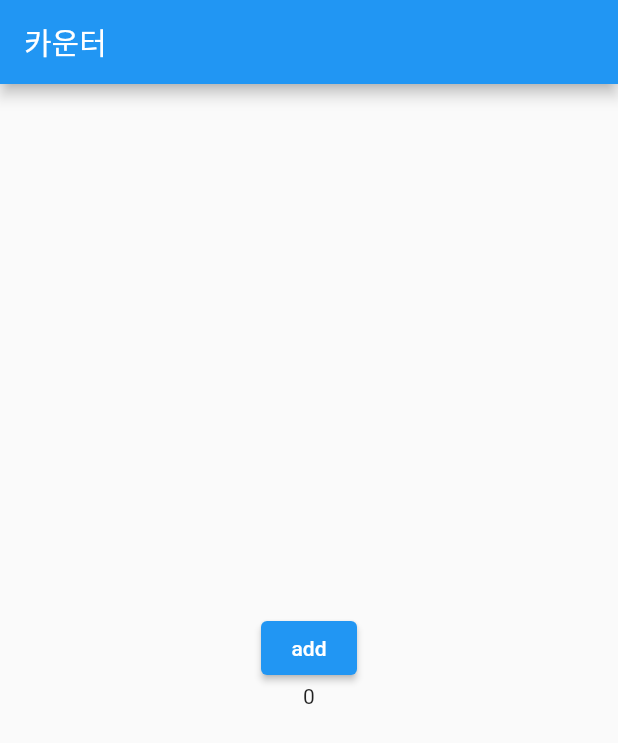
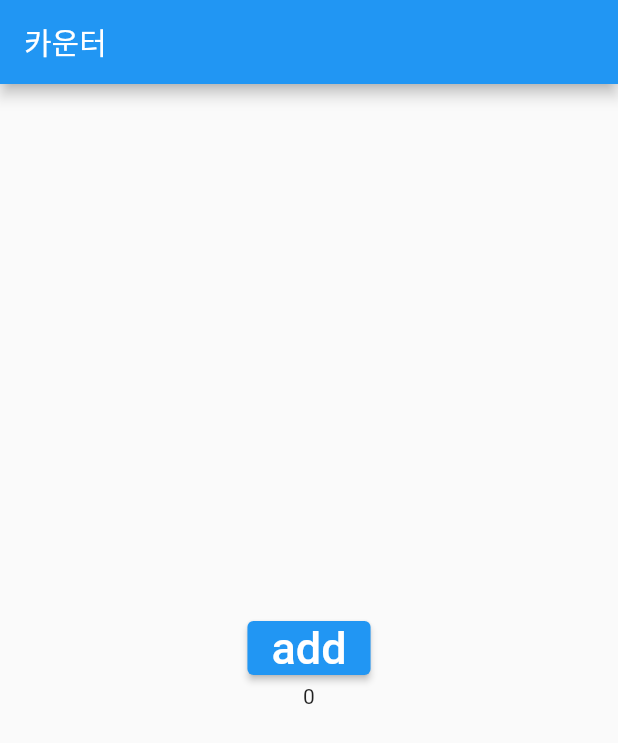
Before and after one commit to OSS0302/flutter_counter, a Flutter app: the screen it shows after launch, on a phone screen of 412 x 824 dp. Shown: the top 743 px of the screen. Run offline on Flutter 3.47's test engine with Material 2 defaults, Android fonts, the phone set to English and light mode, and no system bars.

Commit message:
ElevatedButton  add 이 작아서 크게 키웠다.

```diff
--- a/lib/main.dart
+++ b/lib/main.dart
@@ -23,6 +23,7 @@ class MyApp extends StatelessWidget {
     );
   }
 }
+
 class Counter extends StatefulWidget {
   const Counter({Key? key}) : super(key: key);
 
@@ -37,10 +38,13 @@ class _CounterState extends State<Counter> {
       child: Column(
         mainAxisAlignment: MainAxisAlignment.center,
         children: <Widget>[
-        ElevatedButton(
+          ElevatedButton(
             onPressed: () {},
-            child: Text('add'),
-        ),
+            child: Text(
+              'add',
+              style: TextStyle(fontSize: 30),
+            ),
+          ),
           Text('0'),
         ],
       ),
```
